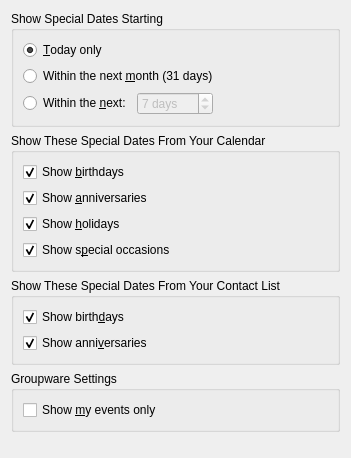
This is src/kontactplugin/specialdates/sdsummaryconfig_base.ui in KDE/korganizer as Qt 5 draws it before an edit. The edited form follows.
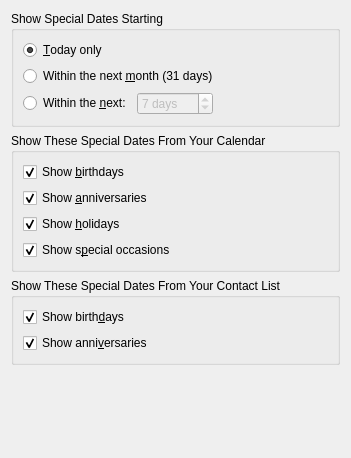
This is the edited form.

Commit message:
Remove no longer supported summary view option for "Show Mine Only"
better idea: give the user a selection of calendars to choose from.
just like the "New Messages" alloows folder selections

Patch:
```diff
--- a/src/kontactplugin/specialdates/sdsummaryconfig_base.ui
+++ b/src/kontactplugin/specialdates/sdsummaryconfig_base.ui
@@ -238,28 +238,6 @@
      </layout>
     </widget>
    </item>
-   <item>
-    <widget class="QGroupBox" name="groupBox">
-     <property name="title">
-      <string>Groupware Settings</string>
-     </property>
-     <layout class="QVBoxLayout" name="verticalLayout_4">
-      <item>
-       <widget class="QCheckBox" name="mShowMineOnly">
-        <property name="toolTip">
-         <string>Show events belonging to my calendars only</string>
-        </property>
-        <property name="whatsThis">
-         <string>Check this box if you want the summary to show events belonging to your calendars only.</string>
-        </property>
-        <property name="text">
-         <string>Show &amp;my events only</string>
-        </property>
-       </widget>
-      </item>
-     </layout>
-    </widget>
-   </item>
    <item>
     <spacer>
      <property name="orientation">
```
The commit also changes 12 other files.
